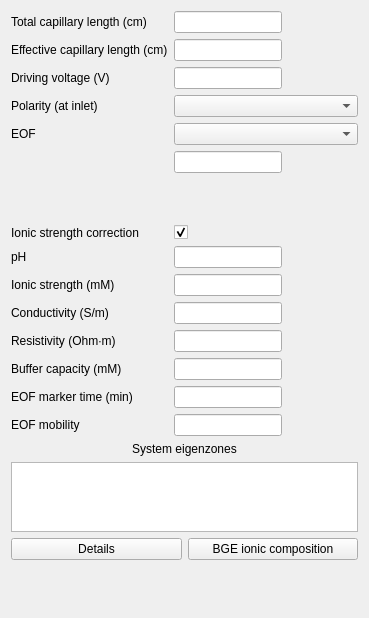
Above: src/ui/maincontrolwidget.ui from echmet/PeakMasterNG before the change. Below: the same form after it.
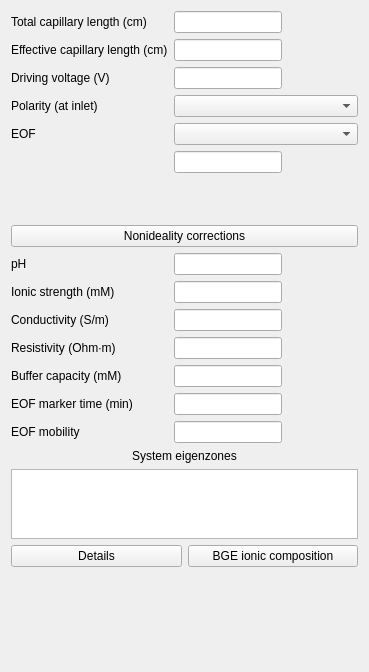
That is the form after the change. Custom widgets are drawn as their Qt base class.

Commit message: Adapt to new LEMNG API with viscosity correction

```diff
--- a/src/ui/maincontrolwidget.ui
+++ b/src/ui/maincontrolwidget.ui
@@ -7,7 +7,7 @@
     <x>0</x>
     <y>0</y>
     <width>369</width>
-    <height>618</height>
+    <height>672</height>
    </rect>
   </property>
   <property name="sizePolicy">
@@ -130,22 +130,18 @@
        </property>
       </widget>
      </item>
-     <item row="7" column="0">
-      <widget class="QLabel" name="ql_correctForIS">
-       <property name="text">
-        <string>Ionic strength correction</string>
+     <item row="6" column="0" colspan="2">
+      <spacer name="verticalSpacer">
+       <property name="orientation">
+        <enum>Qt::Vertical</enum>
        </property>
-      </widget>
-     </item>
-     <item row="7" column="1">
-      <widget class="QCheckBox" name="qcb_correctForIS">
-       <property name="text">
-        <string/>
+       <property name="sizeHint" stdset="0">
+        <size>
+         <width>20</width>
+         <height>40</height>
+        </size>
        </property>
-       <property name="checked">
-        <bool>true</bool>
-       </property>
-      </widget>
+      </spacer>
      </item>
      <item row="8" column="0">
       <widget class="QLabel" name="ql_pH">
@@ -297,6 +293,19 @@
        </property>
       </widget>
      </item>
+     <item row="7" column="0" colspan="2">
+      <widget class="QPushButton" name="qpb_nonidealityCorrections">
+       <property name="sizePolicy">
+        <sizepolicy hsizetype="Preferred" vsizetype="Fixed">
+         <horstretch>0</horstretch>
+         <verstretch>0</verstretch>
+        </sizepolicy>
+       </property>
+       <property name="text">
+        <string>Nonideality corrections</string>
+       </property>
+      </widget>
+     </item>
     </layout>
    </item>
    <item>
```
Left out of the diff: 13 changed lines with no effect on the pictures. The commit also changes 14 other files.
